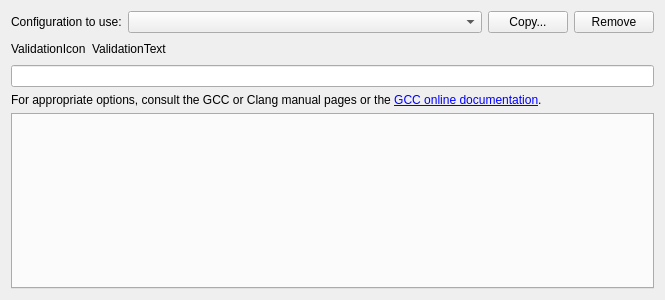
This is src/plugins/cpptools/clangdiagnosticconfigswidget.ui in qt-creator/qt-creator as Qt 5 draws it before an edit. The edited form follows.
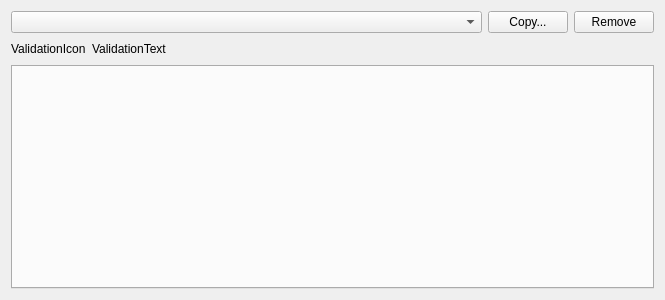
This is the edited form. Custom widgets are drawn as their Qt base class.

Commit message:
CppTools: Improve clang diagnostic configuration UI
...by clarifying the widget hierarchy. Ensure that the combo box at the
top is perceived as the main widget:

* Remove the "Configuration to use:" label so the combo box gets more
  horizontal space and thus dominance. Also, rename the group box
  header/label from "Clang Diagnostic Warnigns" to "Clang Diagnostic
  Configuration".
* Move the command line text edit below the combo box into its own tab
  page to clarify the relation to the tidy/clazy tabs.

What changed in the file:
```diff
--- a/src/plugins/cpptools/clangdiagnosticconfigswidget.ui
+++ b/src/plugins/cpptools/clangdiagnosticconfigswidget.ui
@@ -13,16 +13,9 @@
   <property name="windowTitle">
    <string>Form</string>
   </property>
-  <layout class="QVBoxLayout" name="verticalLayout">
+  <layout class="QVBoxLayout" name="verticalLayout_2">
    <item>
     <layout class="QHBoxLayout" name="horizontalLayout">
-     <item>
-      <widget class="QLabel" name="label_2">
-       <property name="text">
-        <string>Configuration to use:</string>
-       </property>
-      </widget>
-     </item>
      <item>
       <widget class="QComboBox" name="configChooserComboBox">
        <property name="sizePolicy">
@@ -50,6 +43,8 @@
     </layout>
    </item>
    <item>
+    <layout class="QVBoxLayout" name="verticalLayout">
+     <item>
     <layout class="QHBoxLayout" name="horizontalLayout_2">
      <item>
       <widget class="QLabel" name="validationResultIcon">
@@ -81,30 +76,12 @@
     </layout>
    </item>
    <item>
-    <widget class="CppTools::WrappableLineEdit" name="diagnosticOptionsTextEdit"/>
-   </item>
-   <item>
-    <widget class="QLabel" name="label">
-     <property name="text">
-      <string>For appropriate options, consult the GCC or Clang manual pages or the &lt;a href=&quot;https://gcc.gnu.org/onlinedocs/gcc/Warning-Options.html&quot;&gt;GCC online documentation&lt;/a&gt;.</string>
-     </property>
-     <property name="openExternalLinks">
-      <bool>true</bool>
-     </property>
-    </widget>
+      <widget class="QTabWidget" name="tabWidget"/>
+     </item>
+    </layout>
    </item>
-   <item>
-    <widget class="QTabWidget" name="pluginChecksTabs"/>
-   </item>
   </layout>
  </widget>
- <customwidgets>
-  <customwidget>
-   <class>CppTools::WrappableLineEdit</class>
-   <extends>QLineEdit</extends>
-   <header location="global">cpptools/wrappablelineedit.h</header>
-  </customwidget>
- </customwidgets>
  <tabstops>
   <tabstop>configChooserComboBox</tabstop>
   <tabstop>copyButton</tabstop>
```
Left out of the diff: 1 changed line with no effect on the pictures. Lines whose indentation alone changed are shown as unchanged. The commit also changes 6 other files.
